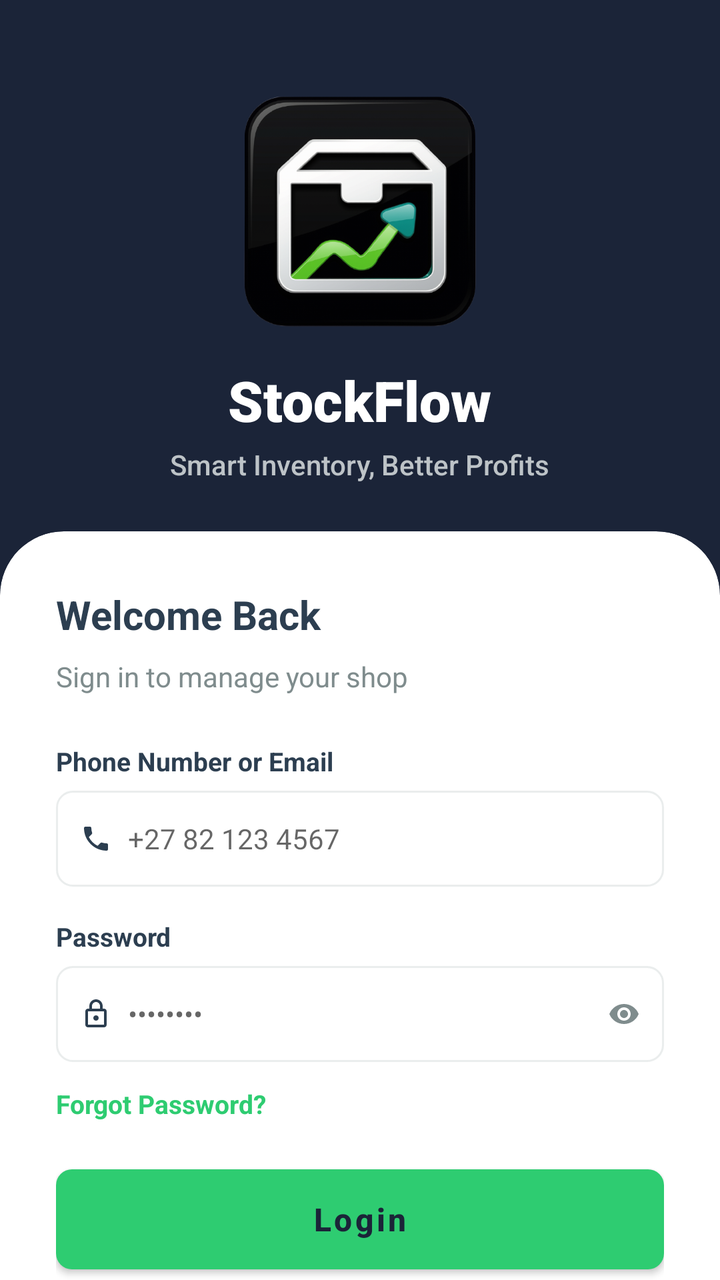
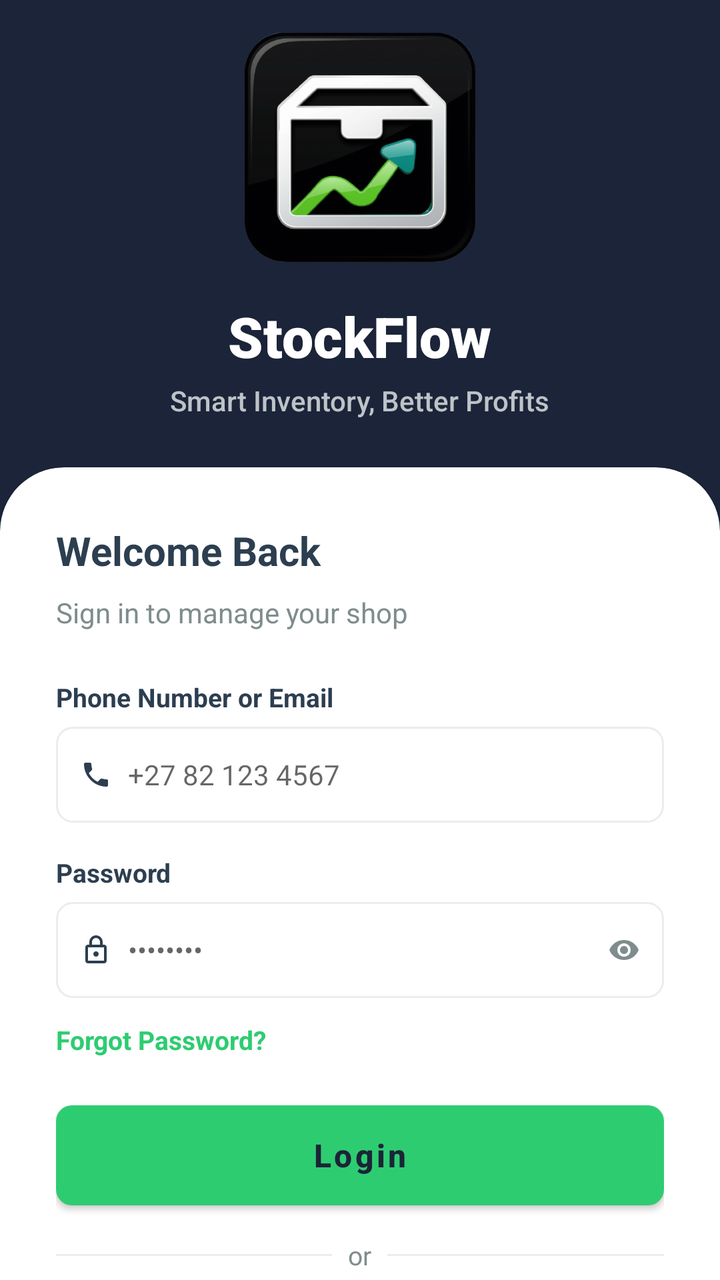

Two renders of the same Android screen: before a commit and after it. Below are the layout's source before the change and the commit's diff.
<!-- AndroidManifest.xml: activity theme Theme.StockFlow -->
<!-- res/layout/activity_login.xml -->
<?xml version="1.0" encoding="utf-8"?>
<androidx.coordinatorlayout.widget.CoordinatorLayout xmlns:android="http://schemas.android.com/apk/res/android"
    xmlns:app="http://schemas.android.com/apk/res-auto"
    xmlns:tools="http://schemas.android.com/tools"
    android:layout_width="match_parent"
    android:layout_height="match_parent"
    android:background="@color/brand_background"
    tools:context="com.example.stockflow.ui.login.LoginActivity">

    <com.google.android.material.appbar.AppBarLayout
        android:id="@+id/appBarLayout"
        android:layout_width="match_parent"
        android:layout_height="wrap_content"
        android:background="@android:color/transparent"
        app:elevation="0dp">

        <com.google.android.material.appbar.CollapsingToolbarLayout
            android:id="@+id/collapsingToolbar"
            android:layout_width="match_parent"
            android:layout_height="wrap_content"
            app:collapsedTitleTextAppearance="@style/CollapsedTitleStyle"
            app:expandedTitleMarginBottom="24dp"
            app:expandedTitleMarginStart="28dp"
            app:expandedTitleTextAppearance="@style/ExpandedTitleStyle"
            app:layout_scrollFlags="scroll|exitUntilCollapsed"
            app:titleEnabled="false">

            <LinearLayout
                android:id="@+id/headerContainer"
                android:layout_width="match_parent"
                android:layout_height="wrap_content"
                android:gravity="center_horizontal"
                android:orientation="vertical"
                android:paddingTop="48dp"
                android:paddingBottom="24dp"
                app:layout_collapseMode="parallax">

                <ImageView
                    android:id="@+id/logoImage"
                    android:layout_width="120dp"
                    android:layout_height="wrap_content"
                    android:adjustViewBounds="true"
                    android:contentDescription="@string/app_name"
                    android:scaleType="fitCenter"
                    android:src="@drawable/stockflow_logo" />

                <TextView
                    android:id="@+id/brandName"
                    android:layout_width="wrap_content"
                    android:layout_height="wrap_content"
                    android:layout_marginTop="16dp"
                    android:fontFamily="sans-serif-black"
                    android:text="@string/brand_name"
                    android:textColor="@color/white"
                    android:textSize="28sp"
                    android:textStyle="bold" />

                <TextView
                    android:id="@+id/tagline"
                    android:layout_width="wrap_content"
                    android:layout_height="wrap_content"
                    android:layout_marginTop="4dp"
                    android:fontFamily="sans-serif-medium"
                    android:text="@string/tagline"
                    android:textColor="@color/brand_text_muted"
                    android:textSize="14sp" />

            </LinearLayout>

            <androidx.appcompat.widget.Toolbar
                android:id="@+id/toolbar"
                android:layout_width="match_parent"
                android:layout_height="?attr/actionBarSize"
                app:layout_collapseMode="pin" />

        </com.google.android.material.appbar.CollapsingToolbarLayout>
    </com.google.android.material.appbar.AppBarLayout>

    <androidx.core.widget.NestedScrollView
        android:layout_width="match_parent"
        android:layout_height="match_parent"
        android:fillViewport="true"
        app:layout_behavior="@string/appbar_scrolling_view_behavior">

        <com.google.android.material.card.MaterialCardView
            android:id="@+id/loginCard"
            android:layout_width="match_parent"
            android:layout_height="wrap_content"
            app:cardBackgroundColor="@color/white"
            app:cardCornerRadius="32dp"
            app:cardElevation="0dp">

            <androidx.constraintlayout.widget.ConstraintLayout
                android:layout_width="match_parent"
                android:layout_height="wrap_content"
                android:padding="28dp">

                <TextView
                    android:id="@+id/welcomeText"
                    android:layout_width="wrap_content"
                    android:layout_height="wrap_content"
                    android:text="@string/welcome_back"
                    android:textColor="@color/brand_text_dark"
                    android:textSize="20sp"
                    android:textStyle="bold"
                    app:layout_constraintStart_toStartOf="parent"
                    app:layout_constraintTop_toTopOf="parent" />

                <TextView
                    android:id="@+id/subtitleText"
                    android:layout_width="wrap_content"
                    android:layout_height="wrap_content"
                    android:layout_marginTop="8dp"
                    android:text="@string/sign_in_subtitle"
                    android:textColor="@color/brand_text_light"
                    android:textSize="14sp"
                    app:layout_constraintStart_toStartOf="parent"
                    app:layout_constraintTop_toBottomOf="@id/welcomeText" />

                
                <TextView
                    android:id="@+id/emailLabel"
                    android:layout_width="wrap_content"
                    android:layout_height="wrap_content"
                    android:layout_marginTop="24dp"
                    android:text="@string/label_email_phone"
                    android:textColor="@color/brand_text_dark"
                    android:textSize="13sp"
                    android:textStyle="bold"
                    app:layout_constraintStart_toStartOf="parent"
                    app:layout_constraintTop_toBottomOf="@id/subtitleText" />

                <LinearLayout
                    android:id="@+id/emailInputBox"
                    android:layout_width="match_parent"
                    android:layout_height="48dp"
                    android:layout_marginTop="6dp"
                    android:background="@drawable/bg_input_box"
                    android:gravity="center_vertical"
                    android:orientation="horizontal"
                    android:paddingHorizontal="12dp"
                    app:layout_constraintTop_toBottomOf="@id/emailLabel">

                    <ImageView
                        android:layout_width="16dp"
                        android:layout_height="16dp"
                        android:contentDescription="@null"
                        android:src="@drawable/ic_phone"
                        app:tint="@color/brand_text_dark" />

                    <EditText
                        android:id="@+id/etEmail"
                        android:layout_width="match_parent"
                        android:layout_height="match_parent"
                        android:layout_marginStart="8dp"
                        android:autofillHints="emailAddress"
                        android:background="@color/transparent"
                        android:hint="@string/hint_email_phone"
                        android:inputType="textEmailAddress|textPhonetic"
                        android:textColor="@color/brand_text_dark"
                        android:textSize="14sp" />
                </LinearLayout>

                
                <TextView
                    android:id="@+id/passwordLabel"
                    android:layout_width="wrap_content"
                    android:layout_height="wrap_content"
                    android:layout_marginTop="16dp"
                    android:text="@string/label_password"
                    android:textColor="@color/brand_text_dark"
                    android:textSize="13sp"
                    android:textStyle="bold"
                    app:layout_constraintStart_toStartOf="parent"
                    app:layout_constraintTop_toBottomOf="@id/emailInputBox" />

                <LinearLayout
                    android:id="@+id/passwordInputBox"
                    android:layout_width="match_parent"
                    android:layout_height="48dp"
                    android:layout_marginTop="6dp"
                    android:background="@drawable/bg_input_box"
                    android:gravity="center_vertical"
                    android:orientation="horizontal"
                    android:paddingHorizontal="12dp"
                    app:layout_constraintTop_toBottomOf="@id/passwordLabel">

                    <ImageView
                        android:layout_width="16dp"
                        android:layout_height="16dp"
                        android:contentDescription="@null"
                        android:src="@drawable/ic_lock"
                        app:tint="@color/brand_text_dark" />

                    <EditText
                        android:id="@+id/etPassword"
                        android:layout_width="0dp"
                        android:layout_height="match_parent"
                        android:layout_marginStart="8dp"
                        android:layout_weight="1"
                        android:autofillHints="password"
                        android:background="@color/transparent"
                        android:hint="@string/hint_password"
                        android:inputType="textPassword"
                        android:textColor="@color/brand_text_dark"
                        android:textSize="14sp" />

                    <ImageView
                        android:id="@+id/ivPasswordToggle"
                        android:layout_width="16dp"
                        android:layout_height="16dp"
                        android:contentDescription="@string/label_password"
                        android:src="@drawable/ic_eye"
                        app:tint="@color/brand_text_light" />
                </LinearLayout>

                <TextView
                    android:id="@+id/tvForgotPassword"
                    android:layout_width="wrap_content"
                    android:layout_height="wrap_content"
                    android:layout_marginTop="12dp"
                    android:text="@string/forgot_password"
                    android:textColor="@color/brand_primary"
                    android:textSize="13sp"
                    android:textStyle="bold"
                    app:layout_constraintStart_toStartOf="parent"
                    app:layout_constraintTop_toBottomOf="@id/passwordInputBox" />

                
                <Button
                    android:id="@+id/btnLogin"
                    android:layout_width="match_parent"
                    android:layout_height="50dp"
                    android:layout_marginTop="24dp"
                    android:background="@drawable/bg_login_button"
                    android:text="@string/login"
                    android:textAllCaps="false"
                    android:textColor="@color/brand_background"
                    android:textSize="16sp"
                    android:textStyle="bold"
                    app:backgroundTint="@null"
                    app:layout_constraintTop_toBottomOf="@id/tvForgotPassword" />

                <LinearLayout
                    android:id="@+id/dividerRow"
                    android:layout_width="match_parent"
                    android:layout_height="wrap_content"
                    android:layout_marginTop="16dp"
                    android:gravity="center"
                    android:orientation="horizontal"
                    app:layout_constraintTop_toBottomOf="@id/btnLogin">

                    <View
                        android:layout_width="0dp"
                        android:layout_height="1dp"
                        android:layout_weight="1"
                        android:background="@color/divider_color" />

                    <TextView
                        android:layout_width="wrap_content"
                        android:layout_height="wrap_content"
                        android:layout_marginHorizontal="8dp"
                        android:text="@string/or"
                        android:textColor="@color/brand_text_light"
                        android:textSize="13sp" />

                    <View
                        android:layout_width="0dp"
                        android:layout_height="1dp"
                        android:layout_weight="1"
                        android:background="@color/divider_color" />
                </LinearLayout>

                <com.google.android.material.button.MaterialButton
                    android:id="@+id/btnGoogle"
                    style="@style/Widget.MaterialComponents.Button.OutlinedButton"
                    android:layout_width="match_parent"
                    android:layout_height="48dp"
                    android:layout_marginTop="16dp"
                    android:text="@string/continue_with_google"
                    android:textAllCaps="false"
                    android:textColor="@color/brand_text_dark"
                    app:cornerRadius="8dp"
                    app:layout_constraintTop_toBottomOf="@id/dividerRow"
                    app:strokeColor="@color/divider_color" />

                <LinearLayout
                    android:id="@+id/signupPrompt"
                    android:layout_width="wrap_content"
                    android:layout_height="wrap_content"
                    android:layout_marginTop="24dp"
                    android:orientation="horizontal"
                    app:layout_constraintEnd_toEndOf="parent"
                    app:layout_constraintStart_toStartOf="parent"
                    app:layout_constraintTop_toBottomOf="@id/btnGoogle">

                    <TextView
                        android:layout_width="wrap_content"
                        android:layout_height="wrap_content"
                        android:text="@string/new_to_spaza"
                        android:textColor="@color/brand_text_light"
                        android:textSize="14sp" />

                    <TextView
                        android:id="@+id/tvCreateAccount"
                        android:layout_width="wrap_content"
                        android:layout_height="wrap_content"
                        android:text="@string/create_account"
                        android:textColor="@color/brand_primary"
                        android:textSize="14sp"
                        android:textStyle="bold" />
                </LinearLayout>

                <ProgressBar
                    android:id="@+id/progressBar"
                    android:layout_width="wrap_content"
                    android:layout_height="wrap_content"
                    android:visibility="gone"
                    app:layout_constraintBottom_toBottomOf="parent"
                    app:layout_constraintEnd_toEndOf="parent"
                    app:layout_constraintStart_toStartOf="parent"
                    app:layout_constraintTop_toTopOf="parent" />

            </androidx.constraintlayout.widget.ConstraintLayout>
        </com.google.android.material.card.MaterialCardView>
    </androidx.core.widget.NestedScrollView>

</androidx.coordinatorlayout.widget.CoordinatorLayout>
<!-- resources referenced by this layout -->
<resources>
  <color name="brand_background">#1B2438</color>
  <color name="brand_primary">#2ECC71</color>
  <color name="brand_text_dark">#2C3E50</color>
  <color name="brand_text_light">#7F8C8D</color>
  <color name="brand_text_muted">#BDC3C7</color>
  <color name="divider_color">#EAEDED</color>
  <color name="transparent">#00000000</color>
  <color name="white">#FFFFFFFF</color>
  <!-- drawable bg_input_box (drawable) -->
  <?xml version="1.0" encoding="utf-8"?>
  <shape xmlns:android="http://schemas.android.com/apk/res/android">
      <solid android:color="@color/white" />
      <stroke
          android:width="1dp"
          android:color="@color/input_border" />
      <corners android:radius="8dp" />
  </shape>
  <!-- drawable bg_login_button (drawable) -->
  <?xml version="1.0" encoding="utf-8"?>
  <ripple xmlns:android="http://schemas.android.com/apk/res/android"
      android:color="#40000000">
      <item>
          <shape>
              <solid android:color="@color/brand_primary" />
              <corners android:radius="8dp" />
          </shape>
      </item>
  </ripple>
  <!-- drawable ic_eye (drawable) -->
  <vector xmlns:android="http://schemas.android.com/apk/res/android"
      android:width="24dp"
      android:height="24dp"
      android:viewportWidth="24"
      android:viewportHeight="24"
      android:tint="?attr/colorControlNormal">
    <path
        android:fillColor="@android:color/white"
        android:pathData="L12,4.5C7,4.5 2.73,7.61 1,12c1.73,4.39 6,7.5 11,7.5s9.27,-3.11 11,-7.5c-1.73,-4.39 -6,-7.5 -11,-7.5zM12,17c-2.76,0 -5,-2.24 -5,-5s2.24,-5 5,-5 5,2.24 5,5 -2.24,5 -5,5zM12,9c-1.66,0 -3,1.34 -3,3s1.34,3 3,3 3,-1.34 3,-3 -1.34,-3 -3,-3z"/>
  </vector>
  <string name="app_name">StockFlow</string>
  <string name="brand_name">StockFlow</string>
  <string name="continue_with_google">Continue with Google</string>
  <string name="create_account">Create Account</string>
  <string name="forgot_password">Forgot Password?</string>
  <string name="hint_email_phone">+27 82 123 4567</string>
  <string name="hint_password">••••••••</string>
  <string name="label_email_phone">Phone Number or Email</string>
  <string name="label_password">Password</string>
  <string name="login">Login</string>
  <string name="new_to_spaza">New to SpazaStock? </string>
  <string name="or">or</string>
  <string name="sign_in_subtitle">Sign in to manage your shop</string>
  <string name="tagline">Smart Inventory, Better Profits</string>
  <string name="welcome_back">Welcome Back</string>
  <style name="CollapsedTitleStyle" parent="TextAppearance.MaterialComponents.Headline6">
          <item name="android:textColor">@color/white</item>
          <item name="android:textStyle">bold</item>
          <item name="android:textSize">18sp</item>
          <item name="fontFamily">sans-serif-black</item>
      </style>
  <style name="ExpandedTitleStyle" parent="TextAppearance.MaterialComponents.Headline5">
          <item name="android:textColor">@color/white</item>
          <item name="android:textStyle">bold</item>
          <item name="android:textSize">28sp</item>
          <item name="fontFamily">sans-serif-black</item>
      </style>
  <style name="Theme.StockFlow" parent="Theme.MaterialComponents.Light.NoActionBar">
          <item name="colorPrimary">@color/brand_primary</item>
          <item name="colorPrimaryVariant">@color/brand_primary_dark</item>
          <item name="colorOnPrimary">@color/white</item>
          <item name="android:statusBarColor">@color/brand_background</item>
          <item name="android:windowLightStatusBar">false</item>
      </style>
  <color name="input_border">#EAEDED</color>
  <color name="brand_primary_dark">#27AE60</color>
  <!-- unchanged entries left out for length: 3 -->
</resources>

<!-- the commit's change to res/layout/activity_login.xml (unified diff, before → after) -->
@@ -31,7 +31,7 @@
                 android:layout_height="wrap_content"
                 android:gravity="center_horizontal"
                 android:orientation="vertical"
-                android:paddingTop="48dp"
+                android:paddingTop="16dp"
                 android:paddingBottom="24dp"
                 app:layout_collapseMode="parallax">
 
@@ -297,7 +297,7 @@
                     <TextView
                         android:layout_width="wrap_content"
                         android:layout_height="wrap_content"
-                        android:text="@string/new_to_spaza"
+                        android:text="@string/new_to_stockflow"
                         android:textColor="@color/brand_text_light"
                         android:textSize="14sp" />
 
<!-- resource entries referenced after the edit -->
@@ -49,7 +49,7 @@
   <string name="label_email_phone">Phone Number or Email</string>
   <string name="label_password">Password</string>
   <string name="login">Login</string>
-  <string name="new_to_spaza">New to SpazaStock? </string>
+  <string name="new_to_stockflow">New to StockFlow? </string>
   <string name="or">or</string>
   <string name="sign_in_subtitle">Sign in to manage your shop</string>
   <string name="tagline">Smart Inventory, Better Profits</string>
@@ -71,7 +71,9 @@
           <item name="colorPrimaryVariant">@color/brand_primary_dark</item>
           <item name="colorOnPrimary">@color/white</item>
           <item name="android:statusBarColor">@color/brand_background</item>
+          <item name="android:navigationBarColor">@color/brand_background</item>
           <item name="android:windowLightStatusBar">false</item>
+          <item name="android:windowLightNavigationBar">false</item>
       </style>
   <color name="input_border">#EAEDED</color>
   <color name="brand_primary_dark">#27AE60</color>
